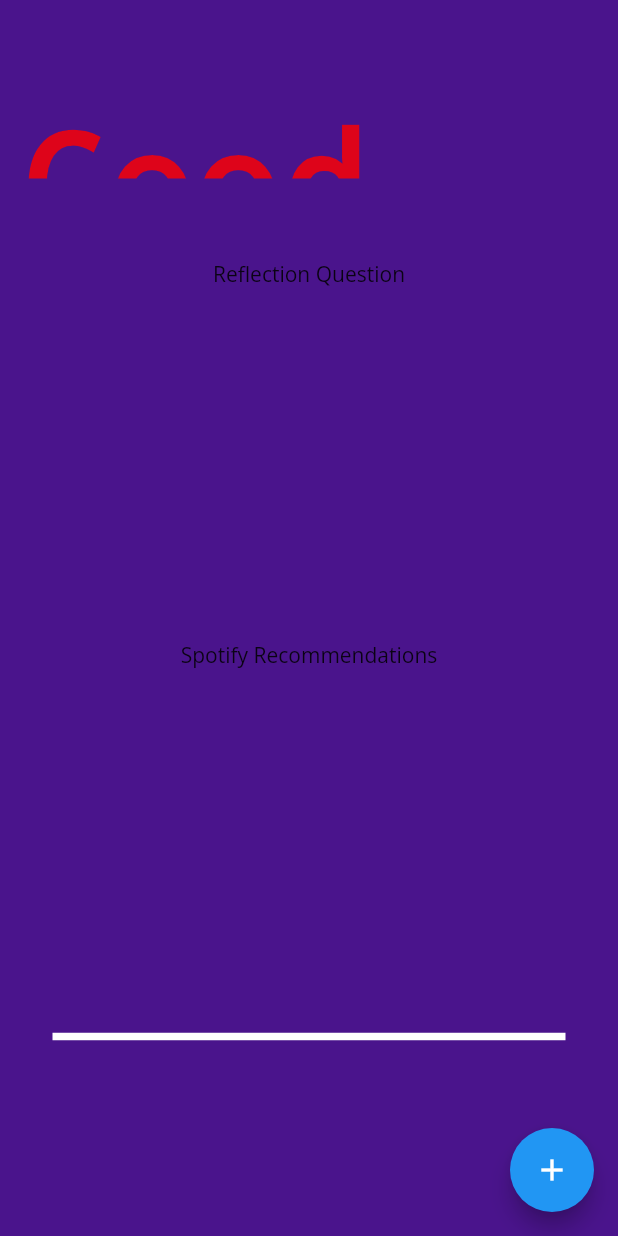
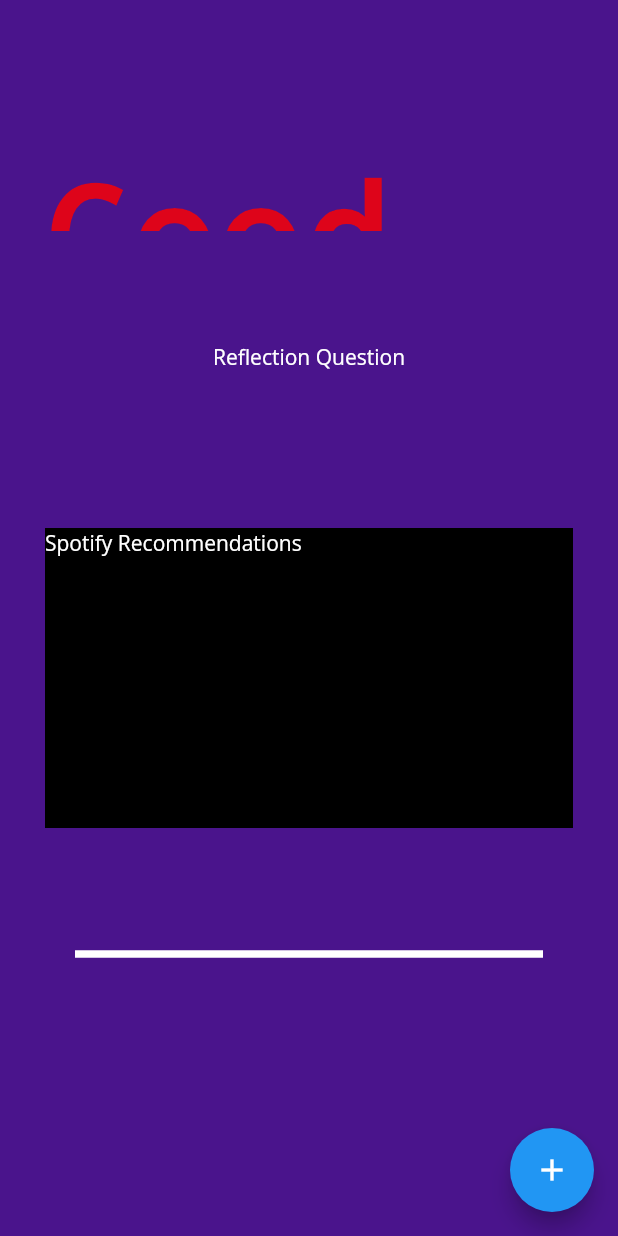
Before and after one commit to lyds214/Journey, a Flutter app: the HomeView screen opened directly, on a phone screen of 412 x 824 dp. Run offline on Flutter 3.47's test engine with Material 2 defaults, Android fonts, the phone set to English and light mode, and no system bars; our stand-ins replace google_fonts; missing offline and left inert: fancy_on_boarding.

```diff
--- a/journey/lib/screens/home.dart
+++ b/journey/lib/screens/home.dart
@@ -23,7 +23,7 @@
       height: (mediaQuery.size.height -
           mediaQuery.padding.top),
       width: mediaQuery.size.width,
-      padding: const EdgeInsets.all(15),
+      padding: const EdgeInsets.all(30),
       child: Column(
         children: <Widget>[
           Spacer(),
@@ -41,7 +41,7 @@
           Spacer(),
 
           Container(
-            height: 200,
+            height: 50,
             child: Text(
               "Reflection Question"
             ),
@@ -51,6 +51,8 @@
 
           Container(
             height: 200,
+            width: mediaQuery.size.width,
+            color: Colors.black,
             child: Text(
               "Spotify Recommendations"
             )
```
Also changed, not shown: journey/lib/main.dart (+16 -10 lines), journey/lib/onboarding/onboarding_screen.dart (+16 -7 lines), journey/pubspec.yaml (+5 -5 lines).
